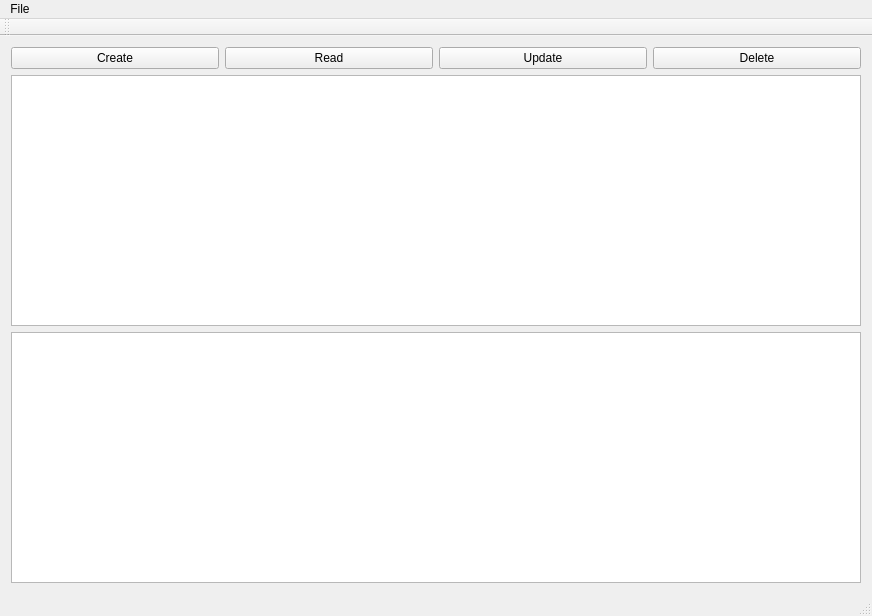
andyf69/Queso, file CMainWindow.ui: the form before one commit.
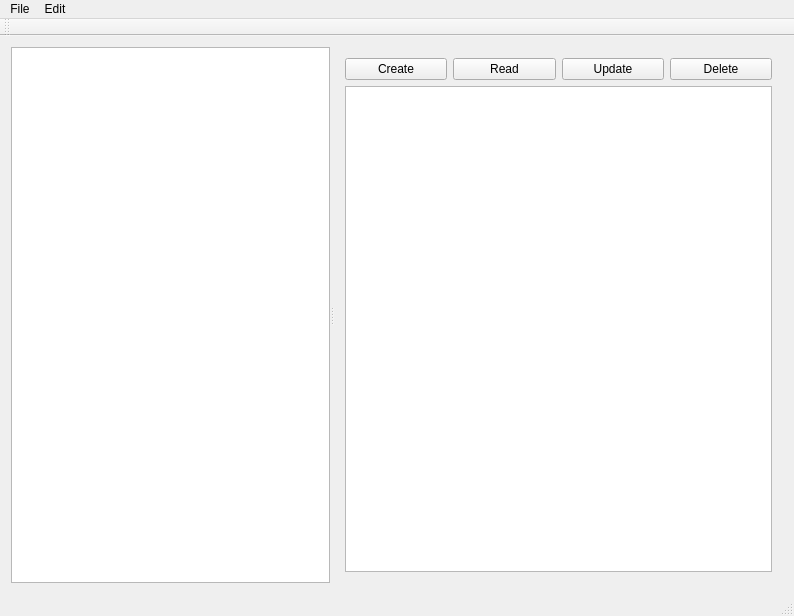
The form after the commit. Icons and pictures are not drawn.

Commit message: Add account list to main window.

Diff of the .ui file:
```diff
--- a/CMainWindow.ui
+++ b/CMainWindow.ui
@@ -6,7 +6,7 @@
    <rect>
     <x>0</x>
     <y>0</y>
-    <width>872</width>
+    <width>794</width>
     <height>616</height>
    </rect>
   </property>
@@ -20,6 +20,14 @@
   <widget class="QWidget" name="centralWidget">
    <layout class="QGridLayout" name="gridLayout">
     <item row="0" column="0">
+     <widget class="QSplitter" name="m_pLeftSplitter">
+      <property name="orientation">
+       <enum>Qt::Horizontal</enum>
+      </property>
+      <widget class="QListView" name="m_pAccountsListView"/>
+      <widget class="QWidget" name="layoutWidget">
+       <layout class="QVBoxLayout" name="verticalLayout">
+        <item>
      <layout class="QHBoxLayout" name="horizontalLayout">
       <item>
        <widget class="QPushButton" name="m_pCreatePBtn">
@@ -51,10 +59,7 @@
       </item>
      </layout>
     </item>
-    <item row="1" column="0">
-     <widget class="QListWidget" name="m_pListWidget"/>
-    </item>
-    <item row="2" column="0">
+        <item>
      <widget class="QTableView" name="m_pTableView">
       <attribute name="verticalHeaderVisible">
        <bool>false</bool>
@@ -63,12 +68,16 @@
     </item>
    </layout>
   </widget>
+     </widget>
+    </item>
+   </layout>
+  </widget>
   <widget class="QMenuBar" name="m_pMenuBar">
    <property name="geometry">
     <rect>
      <x>0</x>
      <y>0</y>
-     <width>872</width>
+     <width>794</width>
      <height>21</height>
     </rect>
    </property>
@@ -81,7 +90,14 @@
     <addaction name="separator"/>
     <addaction name="m_pActionExit"/>
    </widget>
+   <widget class="QMenu" name="m_pMenuEdit">
+    <property name="title">
+     <string>Edit</string>
+    </property>
+    <addaction name="m_pActionAccountList"/>
+   </widget>
    <addaction name="m_pMenuFile"/>
+   <addaction name="m_pMenuEdit"/>
   </widget>
   <widget class="QToolBar" name="m_pMainToolBar">
    <attribute name="toolBarArea">
```
Left out of the diff: 5 changed lines with no effect on the pictures. Lines whose indentation alone changed are shown as unchanged. The commit also changes 4 other files.
